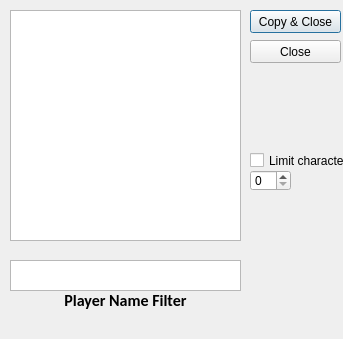
Old version of the form pss-ttt-fleetbrowser.ui in the repository arraken/pss-ttt.
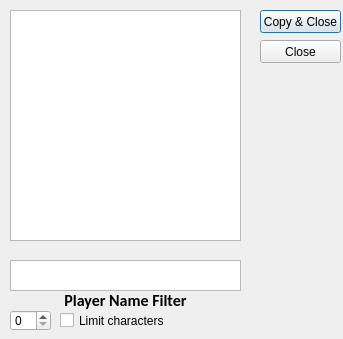
New version of the form.

What changed in the file:
```diff
--- a/pss-ttt-fleetbrowser.ui
+++ b/pss-ttt-fleetbrowser.ui
@@ -26,9 +26,9 @@
   <widget class="QPushButton" name="copyFleetSearch">
    <property name="geometry">
     <rect>
-     <x>250</x>
+     <x>260</x>
      <y>10</y>
-     <width>91</width>
+     <width>81</width>
      <height>23</height>
     </rect>
    </property>
@@ -39,9 +39,9 @@
   <widget class="QCheckBox" name="charLimiterCheckBox">
    <property name="geometry">
     <rect>
-     <x>250</x>
-     <y>150</y>
-     <width>101</width>
+     <x>60</x>
+     <y>310</y>
+     <width>111</width>
      <height>21</height>
     </rect>
    </property>
@@ -52,8 +52,8 @@
   <widget class="QSpinBox" name="charLimiter">
    <property name="geometry">
     <rect>
-     <x>250</x>
-     <y>170</y>
+     <x>10</x>
+     <y>310</y>
      <width>41</width>
      <height>21</height>
     </rect>
@@ -100,9 +100,9 @@
   <widget class="QPushButton" name="fleetSearchClose">
    <property name="geometry">
     <rect>
-     <x>250</x>
+     <x>260</x>
      <y>40</y>
-     <width>91</width>
+     <width>81</width>
      <height>23</height>
     </rect>
    </property>
```
Left out of the diff: 2 changed lines with no effect on the pictures.
